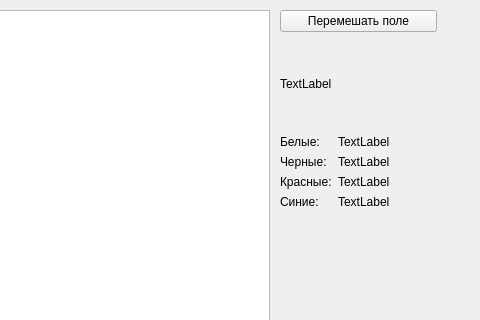
This is game.ui in Vaness23/Jackal as Qt 5 draws it before an edit; both pictures show x 410 to 890 and y 0 to 320 of the 890 by 690 pixel window. The edited form follows.
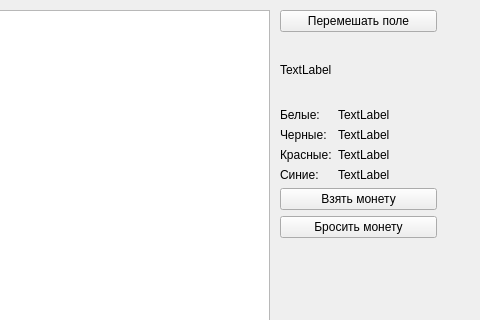
This is the edited form.

What changed in the file:
```diff
--- a/game.ui
+++ b/game.ui
@@ -23,26 +23,13 @@
     </rect>
    </property>
   </widget>
-  <widget class="QLabel" name="skipLbl">
-   <property name="geometry">
-    <rect>
-     <x>700</x>
-     <y>230</y>
-     <width>179</width>
-     <height>23</height>
-    </rect>
-   </property>
-   <property name="text">
-    <string/>
-   </property>
-  </widget>
   <widget class="QWidget" name="">
    <property name="geometry">
     <rect>
      <x>690</x>
      <y>10</y>
      <width>157</width>
-     <height>215</height>
+     <height>228</height>
     </rect>
    </property>
    <layout class="QVBoxLayout" name="verticalLayout">
@@ -120,6 +107,20 @@
       </item>
      </layout>
     </item>
+    <item>
+     <widget class="QPushButton" name="pickUpCoinButton">
+      <property name="text">
+       <string>Взять монету</string>
+      </property>
+     </widget>
+    </item>
+    <item>
+     <widget class="QPushButton" name="dropCoinButton">
+      <property name="text">
+       <string>Бросить монету</string>
+      </property>
+     </widget>
+    </item>
    </layout>
   </widget>
  </widget>
```
